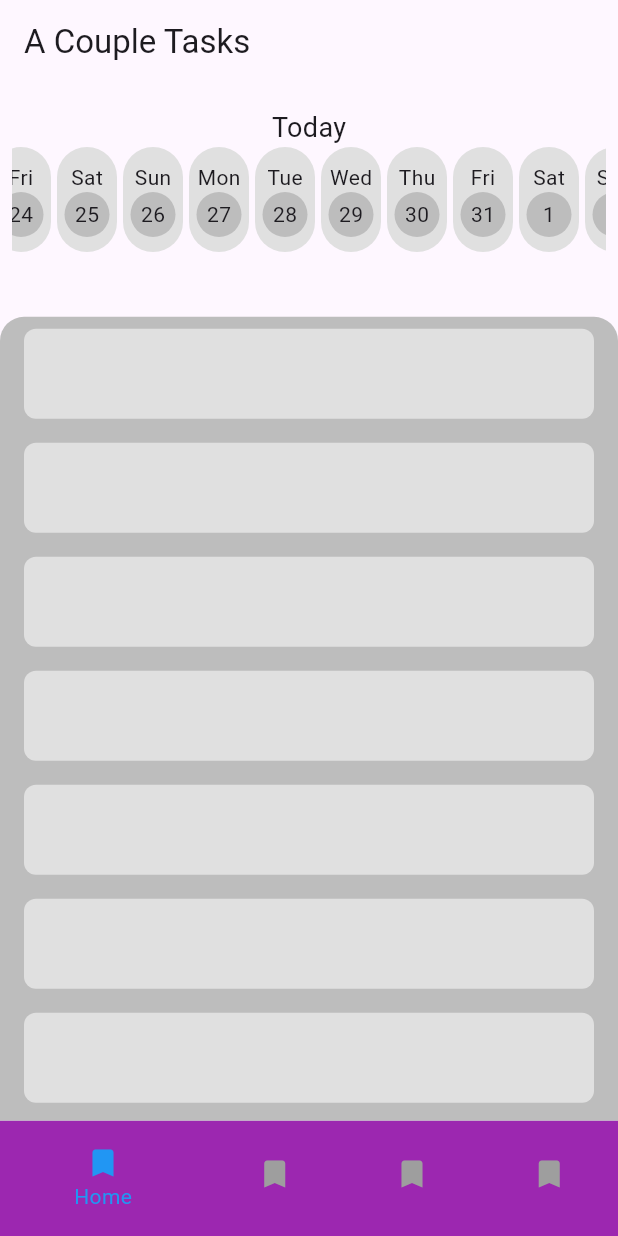
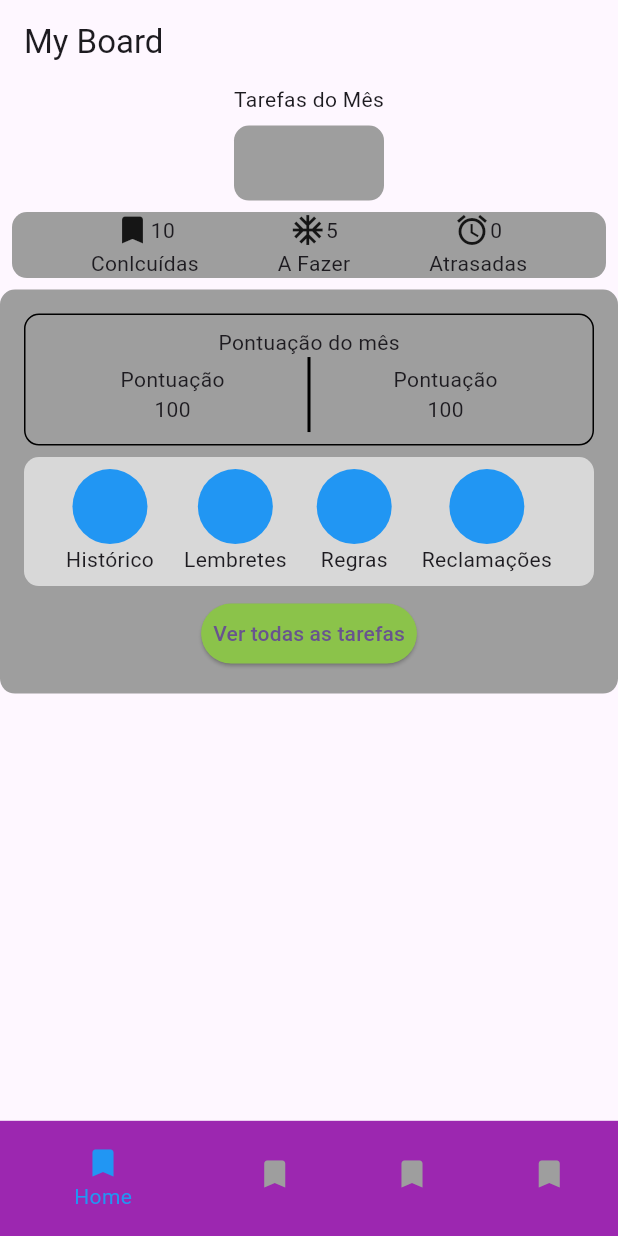
Before and after one commit to LS-StudyCodes/A-Couple-Tasks_App, a Flutter app: the screen it shows after launch, on a phone screen of 412 x 824 dp. Run offline on Flutter 3.47's test engine with Material 3 defaults, Android fonts, the phone set to English and light mode, and no system bars.

Commit message:
Created Board Page initial Design

```diff
--- /dev/null
+++ b/lib/features/board_feature/presentation/pages/board_page.dart
@@ -0,0 +1,230 @@
+import 'package:a_couple_tasks/core/widgets/custom_bottom_nav_bar_widget.dart';
+import 'package:flutter/cupertino.dart';
+import 'package:flutter/material.dart';
+
+class BoardPage extends StatelessWidget {
+  const BoardPage({super.key});
+
+  @override
+  Widget build(BuildContext context) {
+    return Scaffold(
+      appBar: AppBar(
+        title: Text('My Board'),
+      ),
+      body: SafeArea(
+        child: LayoutBuilder(
+          builder: (context, constraints) {
+            double smallSpacer = constraints.maxHeight * 0.01;
+            double bottomNavBarHeight = constraints.maxHeight * 0.10;
+
+            return Column(
+              children: [
+                Expanded(
+                  child: Column(
+                    children: [
+                      Container(
+                        child: Column(
+                          children: [
+                            Text('Tarefas do Mês'),
+                            SizedBox(height: smallSpacer),
+                            Container(
+                              height: 50,
+                              width: 100,
+                              decoration: BoxDecoration(
+                                color: Colors.grey,
+                                borderRadius: BorderRadius.circular(10),
+                              ),
+                            ),
+                          ],
+                        ),
+                      ),
+                      SizedBox(height: smallSpacer),
+                      Padding(
+                        padding: const EdgeInsets.only(left: 8.0, right: 8.0),
+                        child: Container(
+                          decoration: BoxDecoration(
+                            color: Colors.grey,
+                            borderRadius: BorderRadius.circular(10),
+                          ),
+                          child: Row(
+                            mainAxisAlignment: MainAxisAlignment.spaceEvenly,
+                            children: [
+                              Column(
+                                children: [
+                                  Row(
+                                    children:[
+                                      Icon(Icons.bookmark),
+                                      Text('10'),
+                                    ],
+                                  ),
+                                  Text('Conlcuídas'),
+                                ],
+                              ),
+                              Column(
+                                children: [
+                                  Row(
+                                    children:[
+                                      Icon(Icons.ac_unit),
+                                      Text('5'),
+                                    ],
+                                  ),
+                                  Text('A Fazer'),
+                                ],
+                              ),
+                              Column(
+                                children: [
+                                  Row(
+                                    children:[
+                                      Icon(Icons.access_alarm),
+                                      Text('0'),
+                                    ],
+                                  ),
+                                  Text('Atrasadas'),
+                                ],
+                              ),
+                            ],
+                          ),
+                        ),
+                      ),
+                      SizedBox(height: smallSpacer),
+                      Container(
+                        padding: EdgeInsets.all(16),
+                        width: double.infinity,
+                        decoration: BoxDecoration(
+                          color: Colors.grey,
+                          borderRadius: BorderRadius.circular(10),
+                        ),
+
+                        child: Column(
+                          children: [
+                            Container(
+                              padding: EdgeInsets.all(8),
+                              child: Column(
+                                children:[
+                                  Text('Pontuação do mês'),
+                                  Row(
+                                    mainAxisAlignment: MainAxisAlignment.spaceEvenly,
+                                    children: [
+                                      Column(
+                                        children: [
+                                          Text('Pontuação'),
+                                          Text('100'),
+                                        ],
+                                      ),
+                                      Container(height: 50, width: 2, color: Colors.black),
+                                      Column(
+                                        children: [
+                                          Text('Pontuação'),
+                                          Text('100'),
+                                        ],
+                                      ),
+                                    ],
+                                  ),
+                                ]
+                              ),
+                              decoration: BoxDecoration(
+                                borderRadius: BorderRadius.circular(10),
+                                border: Border.all(
+                                  color: Colors.black,
+                                  width: 1,
+                                ),
+                              ),
+                            ),
+                            SizedBox(height: smallSpacer),
+                            Container(
+                              padding: EdgeInsets.all(8),
+                              decoration: BoxDecoration(
+                                borderRadius: BorderRadius.circular(10),
+                                color: Colors.white60
+                              ),
+                              child: Row(
+                                mainAxisAlignment: MainAxisAlignment.spaceEvenly,
+                                children: [
+                                  Column(
+                                    children: [
+                                      Container(
+                                        height: 50,
+                                        width: 50,
+                                        decoration: BoxDecoration(
+                                          color: Colors.blue,
+                                          borderRadius: BorderRadius.circular(45),
+                                        ),
+                                      ),
+                                      Text('Histórico'),
+                                    ],
+                                  ),
+                                  Column(
+                                    children: [
+                                      Container(
+                                        height: 50,
+                                        width: 50,
+                                        decoration: BoxDecoration(
+                                          color: Colors.blue,
+                                          borderRadius: BorderRadius.circular(45),
+                                        ),
+                                      ),
+                                      Text('Lembretes'),
+                                    ],
+                                  ),
+                                  Column(
+                                    children: [
+                                      Container(
+                                        height: 50,
+                                        width: 50,
+                                        decoration: BoxDecoration(
+                                          color: Colors.blue,
+                                          borderRadius: BorderRadius.circular(45),
+                                        ),
+                                      ),
+                                      Text('Regras'),
+                                    ],
+                                  ),
+                                  Column(
+                                    children: [
+                                      Container(
+                                        height: 50,
+                                        width: 50,
+                                        decoration: BoxDecoration(
+                                          color: Colors.blue,
+                                          borderRadius: BorderRadius.circular(45),
+                                        ),
+                                      ),
+                                      Text('Reclamações'),
+                                    ],
+                                  ),
+                                ],
+                              ),
+                            ),
+                            SizedBox(height: smallSpacer,),
+                            ElevatedButton(onPressed: () {
+                              print('Button Pressed');
+                            }, child: Text('Ver todas as tarefas'),
+                            style: ElevatedButton.styleFrom(
+                              backgroundColor: Colors.lightGreen,
+                              padding: EdgeInsets.all(8),
+                            ),)
+                          ],
+                        )
+                      ),
+                    ],
+                  ),
+                ),
+                Align(
+                  alignment: Alignment.bottomCenter,
+                  child: Container(
+                    height: bottomNavBarHeight,
+                    child: CustomBottomNavbar(
+                      selectedIndex: 0,
+                      onItemTapped: (index) {},
+                    ),
+                  )
+                ),
+
+              ],
+            );
+          },
+        ),
+      ),
+    );
+  }
+}
--- a/lib/features/homepage_feature/presentation/pages/home_page.dart
+++ b/lib/features/homepage_feature/presentation/pages/home_page.dart
@@ -2,7 +2,7 @@ import 'package:flutter/cupertino.dart';
 import 'package:flutter/material.dart';
 import 'package:flutter/widgets.dart';
 
-import '../widgets/custom_bottom_nav_bar_widget.dart';
+import '../../../../core/widgets/custom_bottom_nav_bar_widget.dart';
 import '../widgets/days_buttons_widget.dart';
 
 class MyHomePage extends StatefulWidget {
@@ -28,7 +28,8 @@ class _MyHomePageState extends State<MyHomePage> {
             double bottomNavBarHeight = constraints.maxHeight * 0.10;
             return Column(
               children: [
-                Expanded(child: Column(
+                Expanded(
+                  child: Column(
                   crossAxisAlignment: CrossAxisAlignment.start,
                   children: [
                     SizedBox(height: 16),
--- a/lib/main.dart
+++ b/lib/main.dart
@@ -1,6 +1,6 @@
+import 'package:a_couple_tasks/features/board_feature/presentation/pages/board_page.dart';
 import 'package:flutter/material.dart';
 
-import 'features/homepage_feature/presentation/pages/dummy.dart';
 import 'features/homepage_feature/presentation/pages/home_page.dart';
 import 'features/login_features/presentation/pages/create_account_page.dart';
 
@@ -21,7 +21,7 @@ class MyApp extends StatelessWidget {
         colorScheme: ColorScheme.fromSeed(seedColor: Colors.deepPurple),
         useMaterial3: true,
       ),
-      home: MyHomePage(),
+      home: BoardPage(),
     );
   }
 }
```
Also changed, not shown: lib/core/widgets/custom_bottom_nav_bar_widget.dart (renamed from lib/features/homepage_feature/presentation/widgets/custom_bottom_nav_bar_widget.dart).
